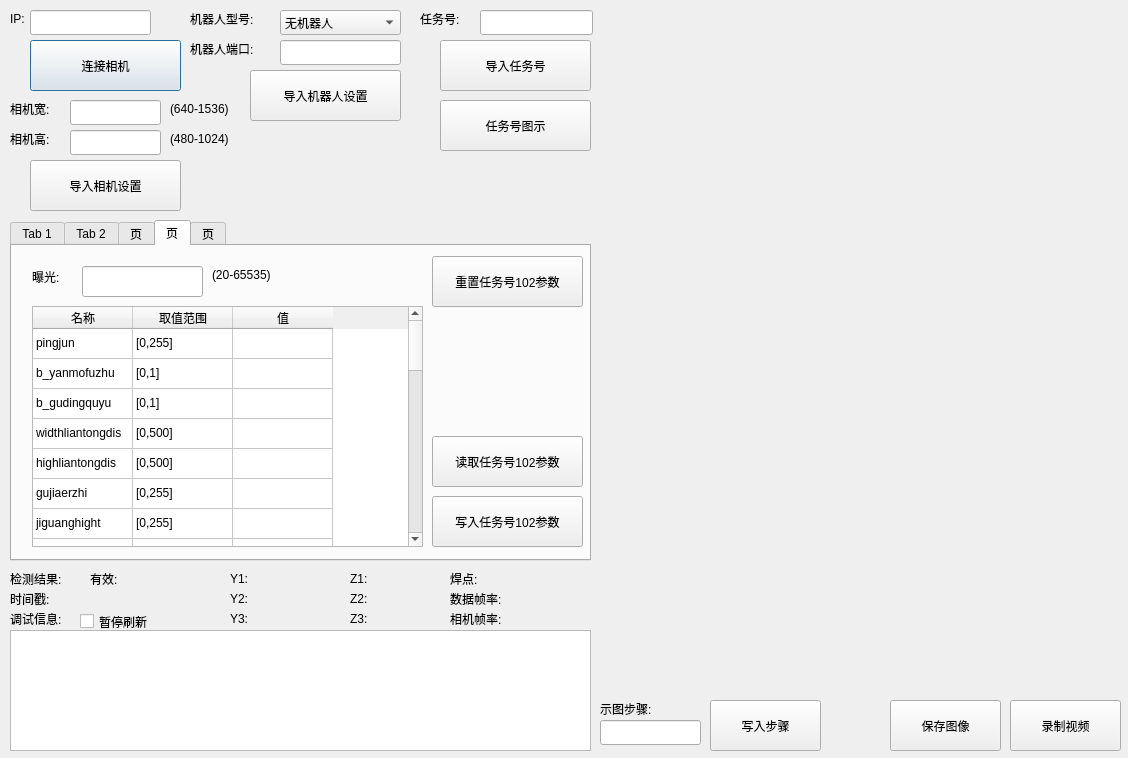
Old version of the form qtmysunnydlg.ui in the repository qubo188612/qtmysunny.
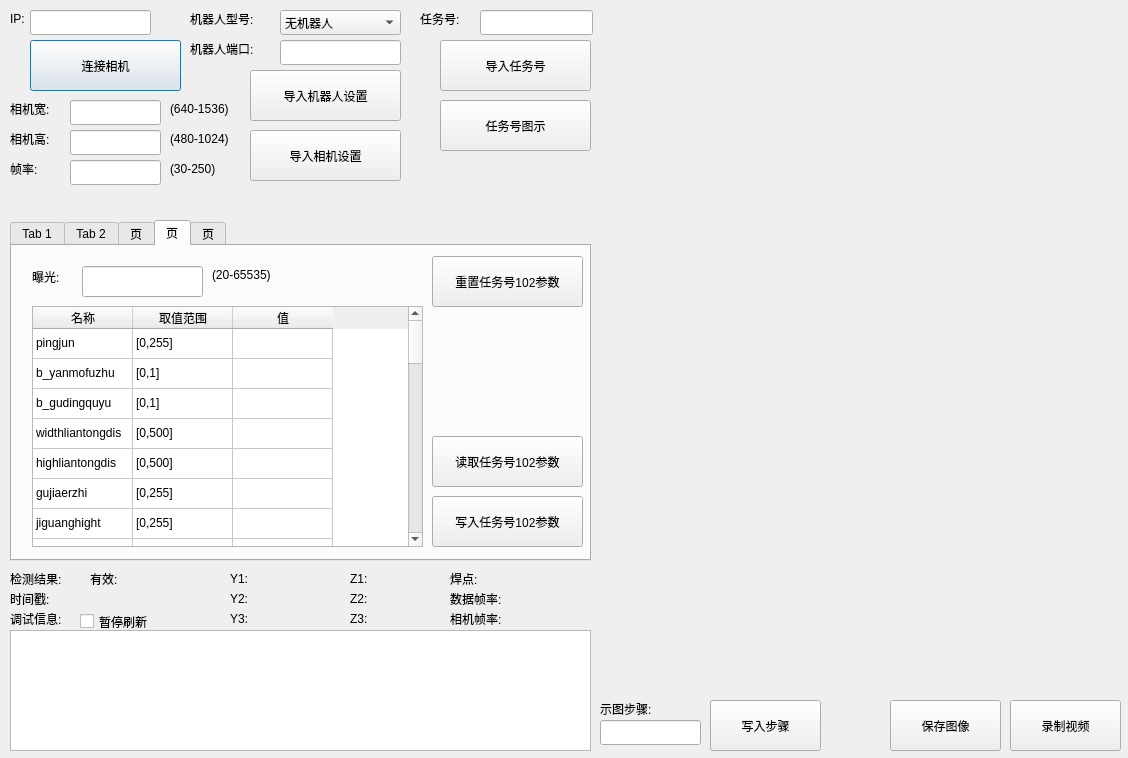
New version of the form. The open tabs and pages were chosen to show the change. Custom widgets are drawn as their Qt base class.

```diff
--- a/qtmysunnydlg.ui
+++ b/qtmysunnydlg.ui
@@ -555,8 +555,8 @@
   <widget class="QPushButton" name="setcamsizeBtn">
    <property name="geometry">
     <rect>
-     <x>30</x>
-     <y>160</y>
+     <x>250</x>
+     <y>130</y>
      <width>151</width>
      <height>51</height>
     </rect>
@@ -1919,6 +1919,31 @@
        <string>30</string>
       </property>
      </row>
+     <row>
+      <property name="text">
+       <string>31</string>
+      </property>
+     </row>
+     <row>
+      <property name="text">
+       <string>32</string>
+      </property>
+     </row>
+     <row>
+      <property name="text">
+       <string>33</string>
+      </property>
+     </row>
+     <row>
+      <property name="text">
+       <string>34</string>
+      </property>
+     </row>
+     <row>
+      <property name="text">
+       <string>35</string>
+      </property>
+     </row>
      <column>
       <property name="text">
        <string>名称</string>
@@ -2384,6 +2409,81 @@
        <string/>
       </property>
      </item>
+     <item row="30" column="0">
+      <property name="text">
+       <string>xuexijuli</string>
+      </property>
+     </item>
+     <item row="30" column="1">
+      <property name="text">
+       <string>[0,255]</string>
+      </property>
+     </item>
+     <item row="30" column="2">
+      <property name="text">
+       <string/>
+      </property>
+     </item>
+     <item row="31" column="0">
+      <property name="text">
+       <string>b_pingpowending</string>
+      </property>
+     </item>
+     <item row="31" column="1">
+      <property name="text">
+       <string>[0,1]</string>
+      </property>
+     </item>
+     <item row="31" column="2">
+      <property name="text">
+       <string/>
+      </property>
+     </item>
+     <item row="32" column="0">
+      <property name="text">
+       <string>pingpowending_dis</string>
+      </property>
+     </item>
+     <item row="32" column="1">
+      <property name="text">
+       <string>[0,255]</string>
+      </property>
+     </item>
+     <item row="32" column="2">
+      <property name="text">
+       <string/>
+      </property>
+     </item>
+     <item row="33" column="0">
+      <property name="text">
+       <string>b_xielvopen</string>
+      </property>
+     </item>
+     <item row="33" column="1">
+      <property name="text">
+       <string>[0,1]</string>
+      </property>
+     </item>
+     <item row="33" column="2">
+      <property name="text">
+       <string/>
+      </property>
+     </item>
+     <item row="34" column="0">
+      <property name="text">
+       <string>xielvfanwei</string>
+      </property>
+     </item>
+     <item row="34" column="1">
+      <property name="text">
+       <string>[0,255]</string>
+      </property>
+     </item>
+     <item row="34" column="2">
+      <property name="text">
+       <string/>
+      </property>
+     </item>
     </widget>
     <widget class="QPushButton" name="initTab4Btn">
      <property name="geometry">
@@ -2801,6 +2901,42 @@
     <string/>
    </property>
   </widget>
+  <widget class="QLineEdit" name="cam_fps">
+   <property name="geometry">
+    <rect>
+     <x>70</x>
+     <y>160</y>
+     <width>91</width>
+     <height>25</height>
+    </rect>
+   </property>
+  </widget>
+  <widget class="QLabel" name="label_39">
+   <property name="geometry">
+    <rect>
+     <x>10</x>
+     <y>160</y>
+     <width>51</width>
+     <height>17</height>
+    </rect>
+   </property>
+   <property name="text">
+    <string>帧率:</string>
+   </property>
+  </widget>
+  <widget class="QLabel" name="label_40">
+   <property name="geometry">
+    <rect>
+     <x>170</x>
+     <y>160</y>
+     <width>81</width>
+     <height>17</height>
+    </rect>
+   </property>
+   <property name="text">
+    <string>(30-250)</string>
+   </property>
+  </widget>
  </widget>
  <customwidgets>
   <customwidget>
```
Left out of the diff: 2 changed lines with no effect on the pictures.
